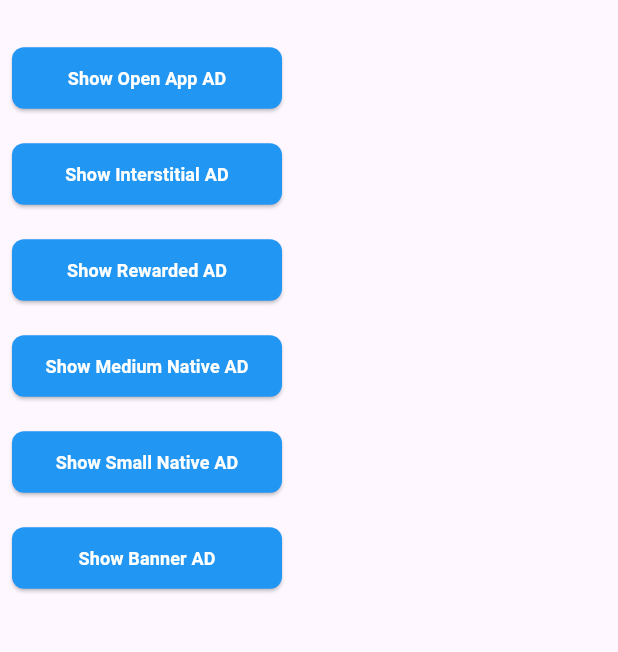
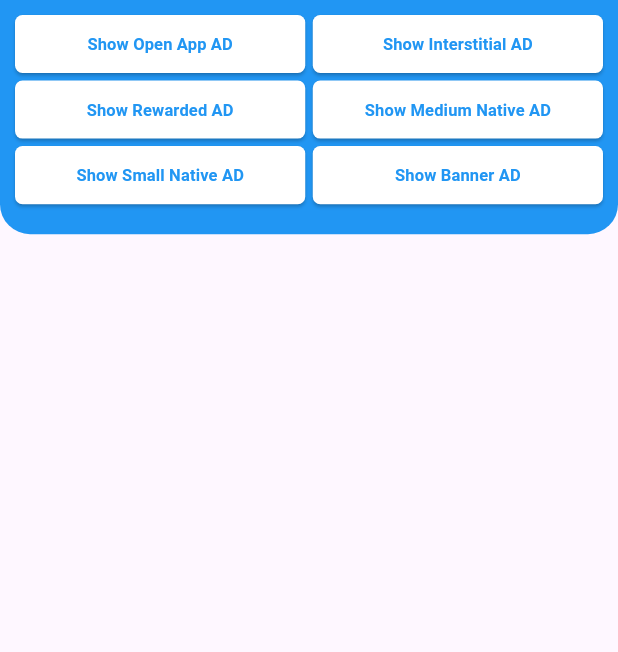
Before and after one commit to bhx20/Preload-Google-Ads, a Flutter app: the HomeView screen opened directly, on a phone screen of 412 x 824 dp, the part 84-736 px from its top. Run offline on Flutter 3.47's test engine with Material 3 defaults, Android fonts, the light colour scheme and no system bars; our stand-ins replace google_mobile_ads; network calls fail.

Commit message:
Update Example UI

```diff
--- a/example/lib/main.dart
+++ b/example/lib/main.dart
@@ -123,11 +123,20 @@ class HomeView extends StatefulWidget {
 class _HomeViewState extends State<HomeView> {
   late Widget ad;
 
+
+  List<AdTypList>  adTypes = [];
+
   @override
   void initState() {
     ad = SizedBox();
-
-    /// Placeholder for dynamic ad widget
+    adTypes = [
+      AdTypList(onPressed:showOpenAppAd,title:"Show Open App AD"  ),
+      AdTypList(onPressed:showInterAd,title:"Show Interstitial AD"  ),
+      AdTypList(onPressed:showRewardedAd,title:"Show Rewarded AD"  ),
+      AdTypList(onPressed:showMediumNativeAd,title:"Show Medium Native AD" ),
+      AdTypList(onPressed:showSmallNativeAd,title:"Show Small Native AD"  ),
+      AdTypList(onPressed:showBannerAd,title: "Show Banner AD"  ),
+    ];
     super.initState();
   }
 
@@ -153,40 +162,6 @@ class _HomeViewState extends State<HomeView> {
     });
   }
 
-  /// Reusable button widget
-  Widget _button({
-    required String text,
-    required VoidCallback onPressed,
-    double width = 180,
-    Color backgroundColor = Colors.blue,
-    Color textColor = Colors.white,
-    double borderRadius = 8.0,
-    EdgeInsetsGeometry padding = const EdgeInsets.symmetric(vertical: 12.0),
-    EdgeInsetsGeometry margin = const EdgeInsets.all(8.0),
-  }) {
-    return Container(
-      width: width,
-      margin: margin,
-      child: ElevatedButton(
-        style: ElevatedButton.styleFrom(
-          backgroundColor: backgroundColor,
-          padding: padding,
-          shape: RoundedRectangleBorder(
-            borderRadius: BorderRadius.circular(borderRadius),
-          ),
-        ),
-        onPressed: onPressed,
-        child: Text(
-          text,
-          style: TextStyle(
-            color: textColor,
-            fontWeight: FontWeight.bold,
-            fontSize: 12,
-          ),
-        ),
-      ),
-    );
-  }
 
   /// Show Open App Ad
   showOpenAppAd() => PreloadGoogleAds.instance.showOpenApp();
@@ -267,22 +242,43 @@ class _HomeViewState extends State<HomeView> {
       ),
       body: Column(
         children: [
-          SizedBox(height: 20),
-          Column(
-            children: [
-              _button(onPressed: showOpenAppAd, text: "Show Open App AD"),
-              _button(onPressed: showInterAd, text: "Show Interstitial AD"),
-              _button(onPressed: showRewardedAd, text: "Show Rewarded AD"),
-              _button(
-                onPressed: showMediumNativeAd,
-                text: "Show Medium Native AD",
+          Container(
+
+            decoration: BoxDecoration(
+              color: Colors.blue,
+            borderRadius: BorderRadius.vertical(bottom: Radius.circular(20))
+            ),
+            child: GridView.builder(
+              padding: EdgeInsets.symmetric(horizontal: 10).copyWith(bottom: 20,top: 10),
+              itemCount: adTypes.length,
+              gridDelegate: SliverGridDelegateWithFixedCrossAxisCount(
+                crossAxisCount: 2,
+                crossAxisSpacing: 5,
+                mainAxisSpacing: 5,
+                childAspectRatio: 5,
               ),
-              _button(
-                onPressed: showSmallNativeAd,
-                text: "Show Small Native AD",
-              ),
-              _button(onPressed: showBannerAd, text: "Show Banner AD"),
-            ],
+              shrinkWrap: true,
+              physics: NeverScrollableScrollPhysics(),
+              itemBuilder: (context, index) {
+                return ElevatedButton(
+                  style: ElevatedButton.styleFrom(
+                    backgroundColor: Colors.white,
+                    shape: RoundedRectangleBorder(
+                      borderRadius: BorderRadius.circular(5),
+                    ),
+                  ),
+                  onPressed: adTypes[index].onPressed,
+                  child: Text(
+                    adTypes[index].title,
+                    style: TextStyle(
+                      color: Colors.blue,
+                      fontWeight: FontWeight.bold,
+                      fontSize: 11,
+                    ),
+                  ),
+                );
+              },
+            ),
           ),
           Expanded(
             child: Column(
@@ -298,13 +294,5 @@ class _HomeViewState extends State<HomeView> {
     );
   }
 
-  //
-  // List<AdTypList>  adTypes = [
-  //   AdTypList(onPressed:showOpenAppAd,title:"Show Open App AD"  ),
-  //   AdTypList(onPressed:showInterAd,title:"Show Interstitial AD"  ),
-  //   AdTypList(onPressed:showRewardedAd,title:"Show Rewarded AD"  ),
-  //   AdTypList(onPressed:showMediumNativeAd,title:"Show Medium Native AD" ),
-  //   AdTypList(onPressed:showSmallNativeAd,title:"Show Small Native AD"  ),
-  //   AdTypList(onPressed:showBannerAd,title: "Show Banner AD"  ),
-  // ];
+
 }
```
